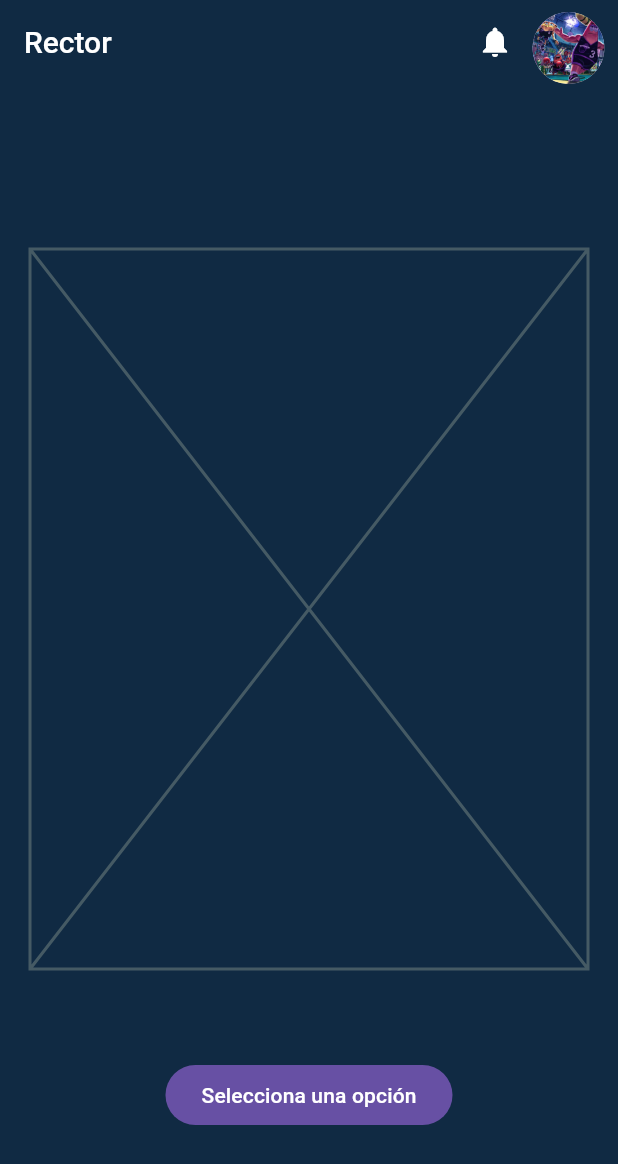
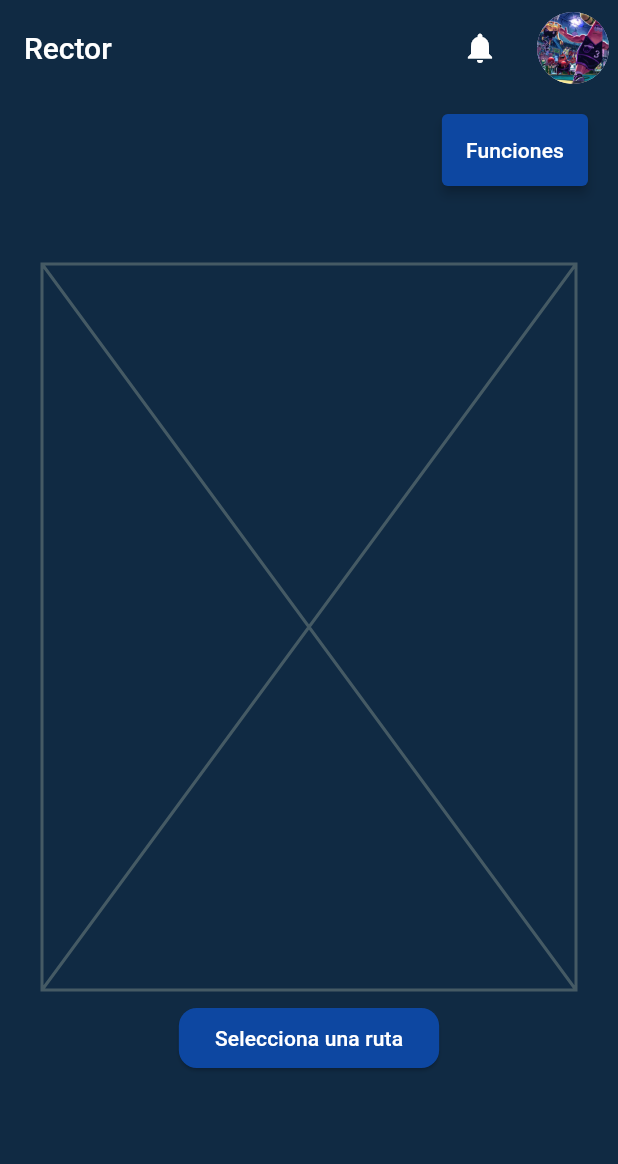
Before and after one commit to MigaPanV/School_Maps, a Flutter app: the screen it shows once a user with an empty profile is signed in, on a phone screen of 412 x 824 dp. Shown: the top 1164 px of the screen. Run offline on Flutter 3.47's test engine with Material 3 defaults, Android fonts, the phone set to English and light mode, and no system bars; our stand-ins replace firebase_auth, firebase_core, flutter_typeahead; accounts and stored records are empty.

Commit message:
pantalla rector creada

```diff
--- a/lib/main.dart
+++ b/lib/main.dart
@@ -1,6 +1,7 @@
 import 'package:firebase_auth/firebase_auth.dart';
 import 'package:firebase_core/firebase_core.dart';
 import 'package:provider/provider.dart';
+import 'package:school_maps/presentation/provider/firestore_provider.dart';
 import 'package:school_maps/presentation/provider/rector_provider.dart';
 import 'package:school_maps/presentation/screens/rector/rector_page.dart';
 import 'firebase_options.dart';
@@ -25,7 +26,8 @@ class MyApp extends StatelessWidget {
     return MultiProvider(
       providers: [
         ChangeNotifierProvider( create: (_) => auth.AuthProvider()),
-        ChangeNotifierProvider( create: (_) => RectorProvider())
+        ChangeNotifierProvider( create: (_) => RectorProvider()),
+        ChangeNotifierProvider( create: (_) => FirestoreProvider())
       ],
       child: Consumer<auth.AuthProvider>(
         builder: ( context, authprovider, child ) {
@@ -35,12 +37,13 @@ class MyApp extends StatelessWidget {
             debugShowCheckedModeBanner: false,
             title: 'School Maps',
             theme: ThemeData(
-              primaryColor: const Color(0xFF0D47A1), // azul oscuro personalizado
-              scaffoldBackgroundColor: const Color(0xFF102A43), // color de fondo de toda la app
+              primaryColor: const Color(0xFF0D47A1),
+              scaffoldBackgroundColor: const Color(0xFF102A43),
               appBarTheme: const AppBarTheme(
                 backgroundColor: Color(0xFF102A43),
-                foregroundColor: Colors.white, // color del texto en el AppBar
+                foregroundColor: Colors.white,
               ),
+
               elevatedButtonTheme: ElevatedButtonThemeData(
                 style: ElevatedButton.styleFrom(
                   backgroundColor: Color(0xFF0D47A1),
@@ -49,6 +52,11 @@ class MyApp extends StatelessWidget {
                     borderRadius: BorderRadius.all(Radius.circular(12)),
                   ),
                 ),
+              ),
+              checkboxTheme: CheckboxThemeData(
+                fillColor: WidgetStateProperty<Color?>.fromMap(<WidgetStatesConstraint, Color?>{
+                  WidgetState.selected: Color( 0xFF0D47A1 ),
+                })
               ),
               textButtonTheme: TextButtonThemeData(
                 style: TextButton.styleFrom(
@@ -59,9 +67,14 @@ class MyApp extends StatelessWidget {
                 bodyMedium: TextStyle(color: Colors.white),
               ),
 
-    ),
+              menuTheme: MenuThemeData(
+                style: MenuStyle(
+                  alignment: AlignmentGeometry.center,
+                  backgroundColor: WidgetStatePropertyAll<Color>(Color(0xFF0D47A1)),
+                )
+              )
+            ),
             home:AuthScreen()
-
           );
         }
       )
@@ -123,7 +136,6 @@ class HomePage extends StatelessWidget {
                 child: Text( 'Cerrar sesion' )
               )
             ],
-
           )
         )
       );
--- /dev/null
+++ b/lib/presentation/provider/firestore_provider.dart
@@ -0,0 +1,5 @@
+import 'package:flutter/material.dart';
+
+class FirestoreProvider extends ChangeNotifier{
+
+}
--- a/lib/presentation/screens/rector/rector_page.dart
+++ b/lib/presentation/screens/rector/rector_page.dart
@@ -2,6 +2,7 @@ import 'package:flutter/material.dart';
 import 'package:provider/provider.dart';
 import 'package:school_maps/presentation/provider/auth_provider.dart';
 import 'package:school_maps/presentation/provider/rector_provider.dart';
+import 'package:school_maps/presentation/screens/rector/crear_ruta.dart';
 
 class RectorScreen extends StatelessWidget {
   const RectorScreen({super.key});
@@ -11,74 +12,18 @@ class RectorScreen extends StatelessWidget {
 
     AuthProvider authProvider = context.watch<AuthProvider>();
     RectorProvider rectorProvider = context.watch<RectorProvider>();
-
+    final TextStyle styleText = TextStyle(
+      color: Colors.white
+    );
     final List<String> opciones = ['Ruta 1', 'Ruta 2', 'Ruta 3'];
     final List<String> seleccionadas = rectorProvider.seleccionadas;
 
     final texto = seleccionadas.isEmpty
-      ? 'Selecciona una opción'
+      ? 'Selecciona una ruta'
       : seleccionadas.join(', ');
 
-    final size = MediaQuery.of(context).size;
+    const double maxContentWidth = 800;
 
-    if( size.width < 600 && size.height < 1000 ){
-
-      return SafeArea(
-        child: Scaffold(
-          appBar: AppBar(
-            title: Text(
-              'Rector',
-              style: TextStyle(
-                fontSize: 20,
-                fontWeight: FontWeight.w500
-              ),
-            ),
-            actions: [
-              IconButton(
-                onPressed: (){},
-                icon: Icon( Icons.notifications),
-                tooltip: 'Notificaciones',
-              ),
-
-              Padding(
-                padding: const EdgeInsets.only( right: 8, top: 8),
-                child: CircleAvatar(
-                  backgroundImage: Image.asset( 'assets/images/login.jpg').image,
-                  radius: 25,
-                ),
-              )
-
-            ],
-          ),
-          body: Center(
-            child: SingleChildScrollView(
-              child: Column(
-                children: [
-                  ConstrainedBox(
-                    constraints:BoxConstraints( maxWidth: 600, maxHeight: 600 ),
-
-                    child:  Padding(
-                      padding: const EdgeInsets.symmetric( vertical: 60.0, horizontal: 20.0 ),
-                      child: Placeholder(),
-                    ),
-                  ),
-
-                  FilledButton(
-                    onPressed: (){
-                      rectorProvider.mostrarRutas( context, opciones, seleccionadas );
-                    },
-                    child: Text( texto )
-                  ),
-
-                  SizedBox( height: 20 ),
-                ],
-              )
-            ),
-          ),
-        )
-      );
-    }
-    else{
     return SafeArea(
       child: Scaffold(
         appBar: AppBar(
@@ -94,7 +39,7 @@ class RectorScreen extends StatelessWidget {
           ),
           actions: [
             Padding(
-                padding: const EdgeInsets.only( top: 8.0),
+              padding: const EdgeInsets.only( top: 8.0 ),
               child: IconButton(
                 onPressed: (){},
                 icon: Icon( Icons.notifications ),
@@ -111,21 +56,85 @@ class RectorScreen extends StatelessWidget {
           ],
         ),
         body: Center(
-            child:SingleChildScrollView(
+          child:LayoutBuilder(
+            builder: (context, constraints) {
+              return SingleChildScrollView(
+                child: Column(
+                  children: [
+                    Row(
+
+                      mainAxisAlignment: MainAxisAlignment.end,
+                      children: [
+
+                        Padding(
+                          padding: const EdgeInsets.all(20.0),
+                          child: MenuBar(
+                            style: MenuStyle(
+                              backgroundColor: WidgetStatePropertyAll<Color>(Color(0xFF0D47A1)),
+                            ),
+
+                            children:[
+                              SubmenuButton(
+                                menuChildren: [
+                                  MenuItemButton(
+                                    onPressed: (){
+                                      Navigator.push( context, MaterialPageRoute<void>(
+                                        builder: (BuildContext context) => CrearRuta()
+                                        )
+                                      );
+                                    },
+                                    child: Text( 'Crear ruta', style: styleText )
+                                  ),
+
+                                  MenuItemButton(
+                                    onPressed: (){},
+                                    child: Text( 'Editar ruta', style: styleText ),
+                                  ),
+
+                                  MenuItemButton(
+                                    onPressed: (){},
+                                    child: Text( 'Añadir condutor', style: styleText ),
+                                  ),
+                                  MenuItemButton(
+                                    onPressed: (){
+                                      authProvider.signOut();
+                                    },
+                                    child: Text( 'Cerrar sesion', style: styleText ),
+                                  ),
+                                ],
+                                child: Text( 'Funciones', style: styleText )
+                              )
+                            ]
+                          ),
+                        )
+                      ],
+                    ),
+                    ConstrainedBox(
+                      constraints: BoxConstraints(
+                        minHeight: constraints.maxHeight,
+                      ),
+                      child: Align(
+                        alignment: Alignment.topCenter,
+                        child: ConstrainedBox(
+                          constraints: const BoxConstraints(maxWidth: maxContentWidth),
+
+                          child: Padding(
+                            padding: const EdgeInsets.symmetric(vertical: 24, horizontal: 20),
                             child: Column(
                               children: [
 
                                 ConstrainedBox(
-                    constraints:BoxConstraints( maxWidth: 600, maxHeight: 600 ),
-
-                    child:  Padding(
-                      padding: const EdgeInsets.symmetric( vertical: 40.0, horizontal: 20.0 ),
+                                  constraints: const BoxConstraints(
+                                    maxHeight: 500,
+                                    minHeight: 200,
+                                  ),
+                                  child: const Padding(
+                                    padding: EdgeInsets.all(8.0),
                                     child: Placeholder(),
                                   ),
                                 ),
 
-
-                  FilledButton(
+                                ElevatedButton(
                                   onPressed: (){
                                     rectorProvider.mostrarRutas( context, opciones, seleccionadas );
                                   },
@@ -135,11 +144,18 @@ class RectorScreen extends StatelessWidget {
                                 SizedBox( height: 20 ),
                               ]
 
+                            ),
+                          ),
+                        ),
+                      ),
+                    ),
+                  ],
                 )
+              );
+            }
           )
         ),
       ),
     );
   }
 }
-}
--- a/pubspec.yaml
+++ b/pubspec.yaml
@@ -33,6 +33,7 @@ dependencies:
   firebase_core: ^4.2.1
   flutter:
     sdk: flutter
+  flutter_typeahead: ^5.2.0
   provider: ^6.1.5+1
 
 dev_dependencies:
```
Also changed, not shown: lib/presentation/provider/rector_provider.dart (+172 -1 lines), lib/presentation/screens/rector/crear_ruta.dart (added, +118 -0 lines), pubspec.lock. Lines whose indentation alone changed are shown as unchanged.
